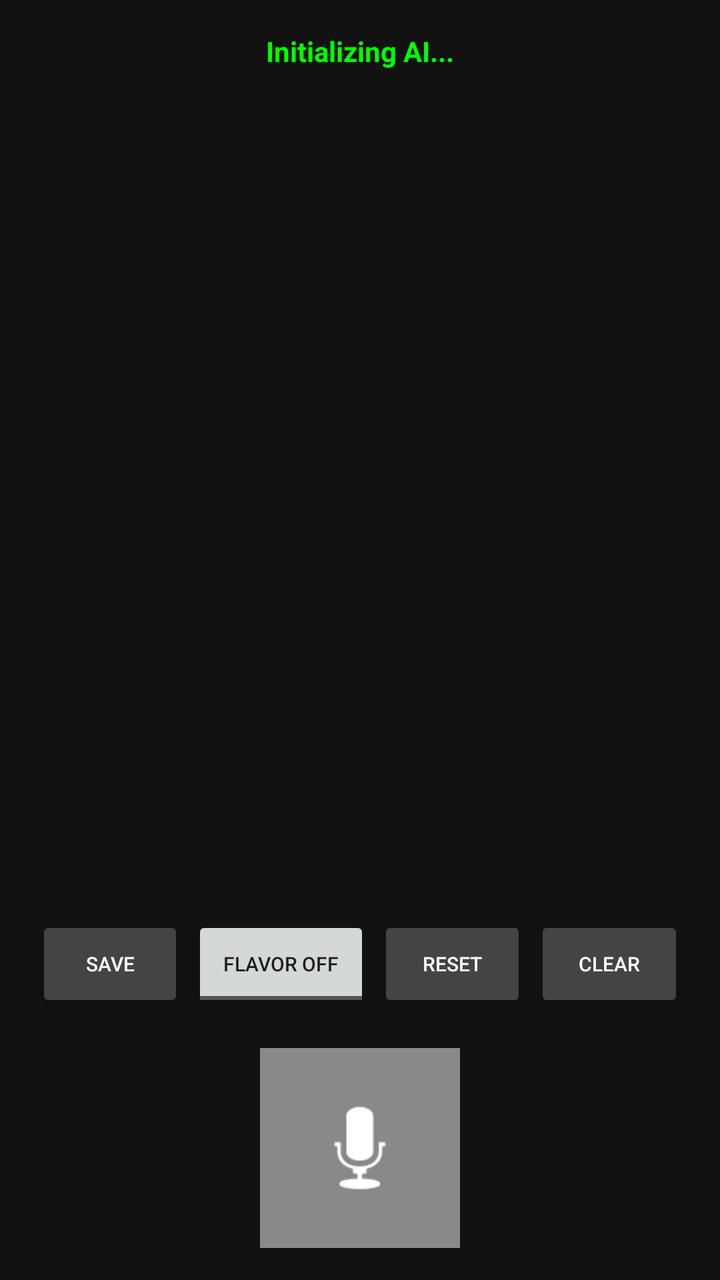
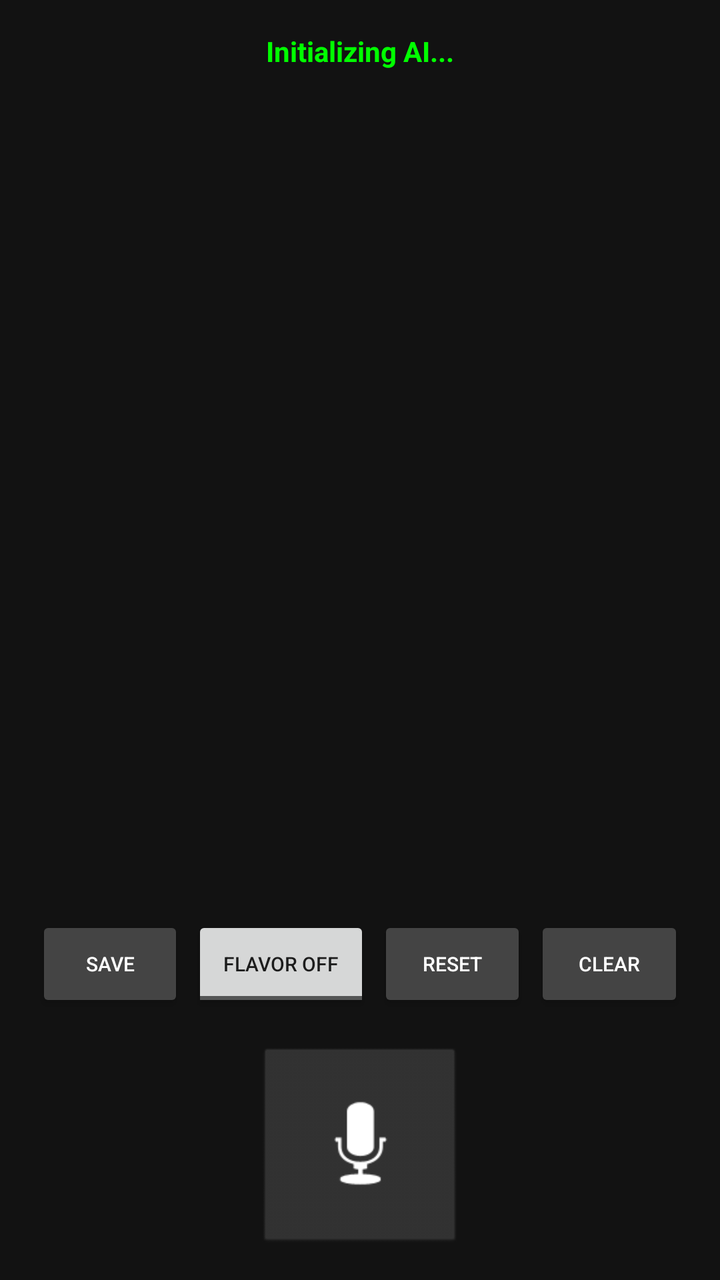

An Android layout rendered at two revisions. The XML below is the earlier revision; the diff shows what the commit changed to produce the second picture.
<!-- AndroidManifest.xml: application theme Theme.AppCompat.DayNight.NoActionBar -->
<!-- res/layout/activity_main.xml -->
<?xml version="1.0" encoding="utf-8"?>
<RelativeLayout xmlns:android="http://schemas.android.com/apk/res/android"
    android:layout_width="match_parent"
    android:layout_height="match_parent"
    android:background="#121212"
    android:padding="16dp">

    <TextView
        android:id="@+id/tvStatus"
        android:layout_width="wrap_content"
        android:layout_height="wrap_content"
        android:layout_centerHorizontal="true"
        android:text="Initializing AI..."
        android:textColor="#00FF00"
        android:textStyle="bold" />

    <ScrollView
        android:id="@+id/scrollTranscript"
        android:layout_width="match_parent"
        android:layout_height="match_parent"
        android:layout_above="@+id/controls"
        android:layout_below="@id/tvStatus"
        android:layout_marginVertical="10dp">
        <TextView
            android:id="@+id/tvTranscript"
            android:layout_width="match_parent"
            android:layout_height="wrap_content"
            android:textColor="#FFFFFF"
            android:textSize="18sp" />
    </ScrollView>

    <LinearLayout
        android:id="@+id/controls"
        android:layout_width="match_parent"
        android:layout_height="wrap_content"
        android:layout_alignParentBottom="true"
        android:gravity="center"
        android:orientation="vertical">

        <View
            android:id="@+id/pulseIndicator"
            android:layout_width="60dp"
            android:layout_height="60dp"
            android:alpha="0"
            android:background="@android:drawable/presence_online"
            android:backgroundTint="#00BCD4" />

        <LinearLayout
            android:layout_width="match_parent"
            android:layout_height="wrap_content"
            android:orientation="horizontal"
            android:gravity="center"
            android:layout_marginBottom="16dp">
            <Button android:id="@+id/btnSave" android:layout_width="0dp" android:layout_weight="1" android:layout_height="wrap_content" android:text="SAVE" android:textSize="10sp" android:layout_margin="2dp" android:backgroundTint="#444444" android:textColor="#FFFFFF"/>
            <ToggleButton android:id="@+id/toggleFlavor" android:layout_width="0dp" android:layout_weight="1.2" android:layout_height="wrap_content" android:textOff="FLAVOR OFF" android:textOn="FLAVOR ON" android:textSize="10sp" android:layout_margin="2dp" />
            <Button android:id="@+id/btnReset" android:layout_width="0dp" android:layout_weight="1" android:layout_height="wrap_content" android:text="RESET" android:textSize="10sp" android:layout_margin="2dp" android:backgroundTint="#444444" android:textColor="#FFFFFF"/>
            <Button android:id="@+id/btnClear" android:layout_width="0dp" android:layout_weight="1" android:layout_height="wrap_content" android:text="CLEAR" android:textSize="10sp" android:layout_margin="2dp" android:backgroundTint="#444444" android:textColor="#FFFFFF"/>
        </LinearLayout>

        <FrameLayout
            android:id="@+id/btnListenFrame"
            android:layout_width="100dp"
            android:layout_height="100dp"
            android:background="@android:drawable/screen_background_light_transparent"
            android:clickable="true"
            android:focusable="true">
            <ImageView
                android:id="@+id/btnListenIcon"
                android:layout_width="60dp"
                android:layout_height="60dp"
                android:layout_gravity="center"
                android:src="@android:drawable/ic_btn_speak_now"
                android:contentDescription="Listen"
                android:tint="#FFFFFF" />
        </FrameLayout>
    </LinearLayout>
</RelativeLayout>
<!-- resources referenced by this layout -->
<resources>

</resources>

<!-- the commit's change to res/layout/activity_main.xml (unified diff, before → after) -->
@@ -61,7 +61,8 @@
             android:id="@+id/btnListenFrame"
             android:layout_width="100dp"
             android:layout_height="100dp"
-            android:background="@android:drawable/screen_background_light_transparent"
+            android:background="@android:drawable/btn_default_small"
+            android:backgroundTint="#333333"
             android:clickable="true"
             android:focusable="true">
             <ImageView
